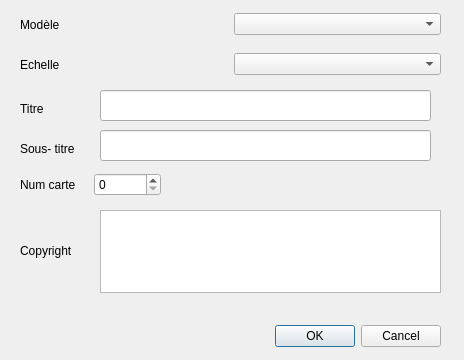
Old version of the form templateLoader_dialog_base.ui in the repository PnCevennes/Qgis-plugin-templateLoader.
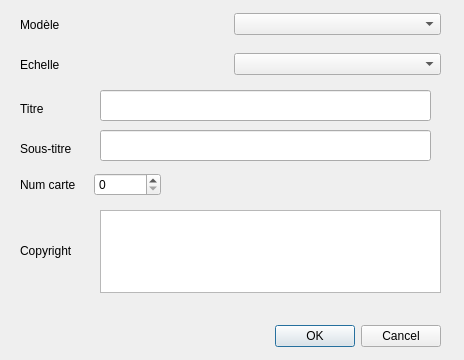
New version of the form. Icons and pictures are not drawn.

Diff of the .ui file:
```diff
--- a/templateLoader_dialog_base.ui
+++ b/templateLoader_dialog_base.ui
@@ -59,7 +59,7 @@
     </rect>
    </property>
    <property name="text">
-    <string>Sous- titre</string>
+    <string>Sous-titre</string>
    </property>
   </widget>
   <widget class="QWidget" name="layoutWidget">
```
